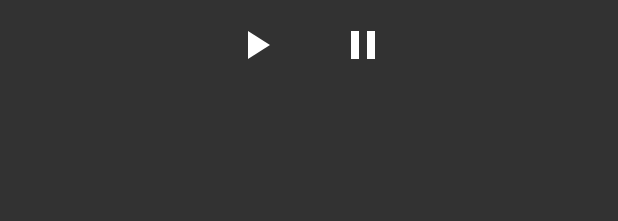
After one commit to payalmavani007/MovieTrailer, an Android app: the layout exo_playback_control_view.xml on its own in the app's theme, with its tools: preview values and no code run, on a phone screen of 412 x 824 dp. The commit adds this screen. Shown: the top 221 px of the screen. Run offline under Robolectric (Android 15) with nearby library versions, the phone set to English and light mode, and no system bars.

Commit message:
media player

```diff
--- a/app/build.gradle
+++ b/app/build.gradle
@@ -16,6 +16,7 @@ android {
             proguardFiles getDefaultProguardFile('proguard-android.txt'), 'proguard-rules.pro'
         }
     }
+
 }
 
 dependencies {
@@ -28,6 +29,7 @@ dependencies {
     implementation 'com.android.volley:volley:1.0.0'
     implementation 'com.android.support:cardview-v7:23.3.+'
     implementation 'com.squareup.picasso:picasso:2.71828'
+    implementation 'com.google.android.exoplayer:exoplayer:r2.4.0'
     implementation 'com.github.tosslife:pullloadview:1.1.0'
     androidTestImplementation 'com.android.support.test:runner:1.0.2'
     androidTestImplementation 'com.android.support.test.espresso:espresso-core:3.0.2'
--- a/app/src/main/AndroidManifest.xml
+++ b/app/src/main/AndroidManifest.xml
@@ -1,7 +1,7 @@
 <?xml version="1.0" encoding="utf-8"?>
 <manifest xmlns:android="http://schemas.android.com/apk/res/android"
     package="trailer.movie.pro.sau.movietrailer">
-
+<uses-permission android:name="android.permission.INTERNET"/>
     <application
         android:allowBackup="true"
         android:icon="@mipmap/ic_launcher"
--- a/app/src/main/java/trailer/movie/pro/sau/movietrailer/MainActivity.java
+++ b/app/src/main/java/trailer/movie/pro/sau/movietrailer/MainActivity.java
@@ -77,6 +77,7 @@ public class MainActivity extends AppCompatActivity
         Fragment fragment = null;
 
         if (id == R.id.home) {
+            fragment = new HomeFragment();
         }
         else if (id == R.id.movie_trailer) {
       fragment = new MovieTrailerFragment();
--- a/app/src/main/java/trailer/movie/pro/sau/movietrailer/MovieTrailerFragment.java
+++ b/app/src/main/java/trailer/movie/pro/sau/movietrailer/MovieTrailerFragment.java
@@ -19,7 +19,7 @@ PullToLoadView pullToLoadView;
                              Bundle savedInstanceState) {
          View view = inflater.inflate(R.layout.fragment_movie_trailer, container, false);
         pullToLoadView = view.findViewById(R.id.movie_grid);
-        new Paginator_Movie(getContext(),pullToLoadView);
+       // new Paginator_Movie(getContext(),pullToLoadView);
          return view;
     }
 
--- /dev/null
+++ b/app/src/main/res/layout/exo_playback_control_view.xml
@@ -0,0 +1,24 @@
+<?xml version="1.0" encoding="utf-8"?>
+<LinearLayout
+    xmlns:android="http://schemas.android.com/apk/res/android"
+    android:background="#cc000000"
+    android:layout_width="match_parent"
+    android:layout_height="match_parent">
+    <LinearLayout
+        android:layout_width="match_parent"
+        android:orientation="horizontal"
+        android:gravity="center"
+        android:paddingTop="4dp"
+        android:layout_height="wrap_content">
+<ImageButton
+    android:id="@+id/exo_play"
+    style="@style/ExoMediaButton.Play"
+    />
+
+        <ImageButton
+            android:id="@+id/exo_pause"
+            style="@style/ExoMediaButton.Pause"
+            />
+    </LinearLayout>
+
+</LinearLayout>
--- a/app/src/main/res/values/dimens.xml
+++ b/app/src/main/res/values/dimens.xml
@@ -5,4 +5,5 @@
     <dimen name="nav_header_vertical_spacing">8dp</dimen>
     <dimen name="nav_header_height">176dp</dimen>
     <dimen name="fab_margin">16dp</dimen>
+
 </resources>
--- a/app/src/main/res/values/strings.xml
+++ b/app/src/main/res/values/strings.xml
@@ -6,6 +6,8 @@
     <string name="nav_header_subtitle">android.studio@android.com</string>
     <string name="nav_header_desc">Navigation header</string>
     <string name="action_settings">Settings</string>
+    <string name="player_activity_name">Media Player</string>
+    <string name="media_url_mp4">https://www.youtube.com/watch?v=668nUCeBHyY</string>
 
     <!-- TODO: Remove or change this placeholder text -->
     <string name="hello_blank_fragment">Hello blank fragment</string>
--- a/app/src/main/res/values/styles.xml
+++ b/app/src/main/res/values/styles.xml
@@ -12,6 +12,10 @@
         <item name="windowActionBar">false</item>
         <item name="windowNoTitle">true</item>
     </style>
+    <style name="ExoMediaButton.pause">
+        <item name="android:src">@drawable/exo_controls_rewind</item>
+        <item name="android:contentDescription">@string/exo_controls_pause_description</item>
+    </style>
 
     <style name="AppTheme.AppBarOverlay" parent="ThemeOverlay.AppCompat.Dark.ActionBar" />
 
```
Also changed, not shown: app/src/main/java/trailer/movie/pro/sau/movietrailer/HomeFragment.java (added, +282 -0 lines), app/src/main/res/layout/fragment_home.xml (added, +16 -0 lines), app/src/main/res/layout/movielist.xml (+7 -2 lines), app/src/main/res/drawable/rewind.jpg (added).
